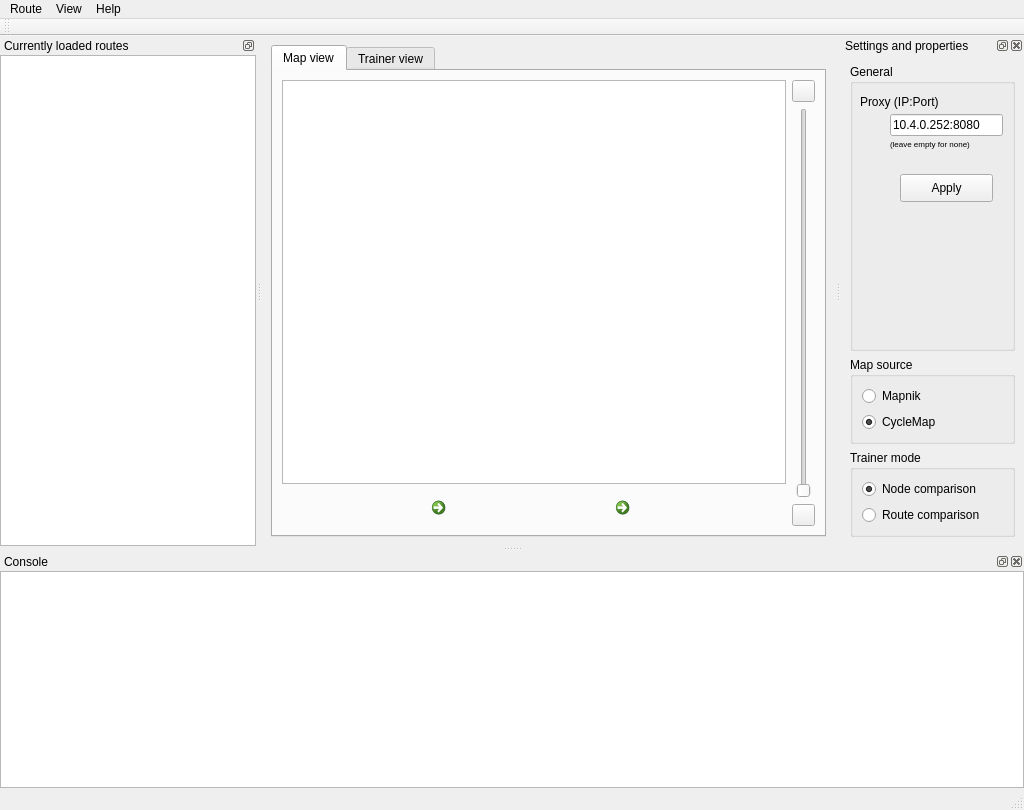
mueslo/TEA, file tea.ui: the form before one commit.
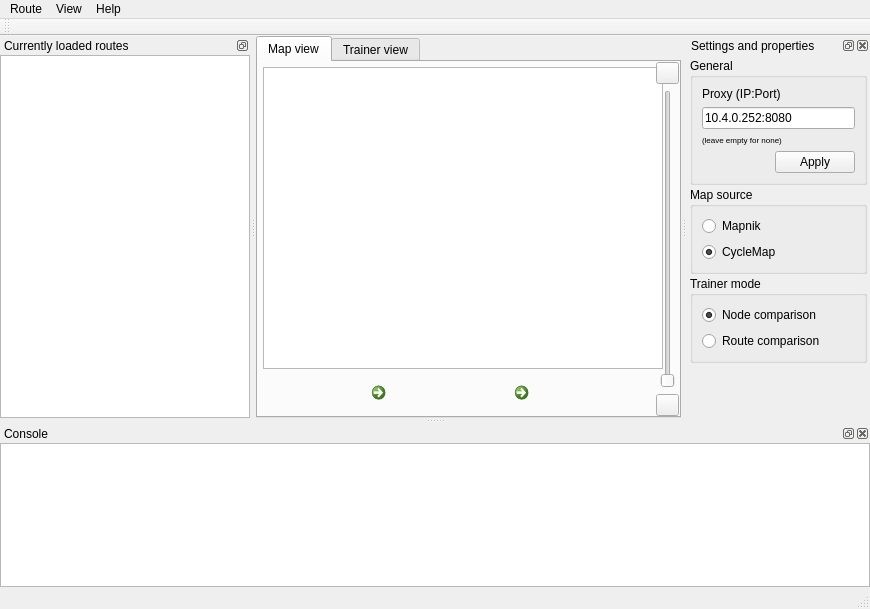
The form after the commit. Icons and pictures are not drawn. Custom widgets are drawn as their Qt base class.

Commit message: litte redesign

What changed in the file:
```diff
--- a/tea.ui
+++ b/tea.ui
@@ -6,10 +6,16 @@
    <rect>
     <x>0</x>
     <y>0</y>
-    <width>1024</width>
-    <height>810</height>
+    <width>870</width>
+    <height>609</height>
    </rect>
   </property>
+  <property name="sizePolicy">
+   <sizepolicy hsizetype="Preferred" vsizetype="Preferred">
+    <horstretch>0</horstretch>
+    <verstretch>0</verstretch>
+   </sizepolicy>
+  </property>
   <property name="windowTitle">
    <string>Tour Evaluation and Analysis</string>
   </property>
@@ -18,15 +24,33 @@
     <normaloff>:/icons/icons/32x32_0320/cup.png</normaloff>:/icons/icons/32x32_0320/cup.png</iconset>
   </property>
   <widget class="QWidget" name="centralwidget">
-   <layout class="QGridLayout" name="gridLayout_3">
-    <item row="0" column="0">
+   <property name="sizePolicy">
+    <sizepolicy hsizetype="Expanding" vsizetype="Expanding">
+     <horstretch>5</horstretch>
+     <verstretch>0</verstretch>
+    </sizepolicy>
+   </property>
+   <layout class="QHBoxLayout" name="horizontalLayout_5" stretch="0">
+    <property name="sizeConstraint">
+     <enum>QLayout::SetDefaultConstraint</enum>
+    </property>
+    <property name="margin">
+     <number>0</number>
+    </property>
+    <item>
      <widget class="QTabWidget" name="tabwCentre">
       <property name="sizePolicy">
-       <sizepolicy hsizetype="MinimumExpanding" vsizetype="MinimumExpanding">
-        <horstretch>0</horstretch>
-        <verstretch>0</verstretch>
+       <sizepolicy hsizetype="Expanding" vsizetype="Expanding">
+        <horstretch>5</horstretch>
+        <verstretch>10</verstretch>
        </sizepolicy>
       </property>
+      <property name="minimumSize">
+       <size>
+        <width>400</width>
+        <height>0</height>
+       </size>
+      </property>
       <property name="currentIndex">
        <number>0</number>
       </property>
@@ -38,7 +62,7 @@
       </property>
       <widget class="QWidget" name="tabMap">
        <property name="sizePolicy">
-        <sizepolicy hsizetype="MinimumExpanding" vsizetype="MinimumExpanding">
+        <sizepolicy hsizetype="Preferred" vsizetype="Preferred">
          <horstretch>0</horstretch>
          <verstretch>0</verstretch>
         </sizepolicy>
@@ -50,8 +74,114 @@
        <attribute name="title">
         <string>Map view</string>
        </attribute>
-       <layout class="QGridLayout" name="gridLayout_4">
-        <item row="0" column="1">
+       <layout class="QHBoxLayout" name="horizontalLayout_2">
+        <property name="margin">
+         <number>0</number>
+        </property>
+        <item>
+         <layout class="QVBoxLayout" name="verticalLayout">
+          <property name="margin">
+           <number>5</number>
+          </property>
+          <item>
+           <widget class="TEAView" name="graphicsView">
+            <property name="sizePolicy">
+             <sizepolicy hsizetype="MinimumExpanding" vsizetype="MinimumExpanding">
+              <horstretch>0</horstretch>
+              <verstretch>0</verstretch>
+             </sizepolicy>
+            </property>
+            <property name="minimumSize">
+             <size>
+              <width>400</width>
+              <height>300</height>
+             </size>
+            </property>
+            <property name="cursor" stdset="0">
+             <cursorShape>CrossCursor</cursorShape>
+            </property>
+            <property name="mouseTracking">
+             <bool>true</bool>
+            </property>
+            <property name="frameShape">
+             <enum>QFrame::StyledPanel</enum>
+            </property>
+            <property name="verticalScrollBarPolicy">
+             <enum>Qt::ScrollBarAlwaysOff</enum>
+            </property>
+            <property name="horizontalScrollBarPolicy">
+             <enum>Qt::ScrollBarAlwaysOff</enum>
+            </property>
+            <property name="renderHints">
+             <set>QPainter::Antialiasing|QPainter::HighQualityAntialiasing|QPainter::SmoothPixmapTransform|QPainter::TextAntialiasing</set>
+            </property>
+            <property name="dragMode">
+             <enum>QGraphicsView::ScrollHandDrag</enum>
+            </property>
+           </widget>
+          </item>
+          <item>
+           <layout class="QHBoxLayout" name="horizontalLayout">
+            <item>
+             <widget class="QCommandLinkButton" name="cbtnRotateCClockwise">
+              <property name="sizePolicy">
+               <sizepolicy hsizetype="Fixed" vsizetype="Fixed">
+                <horstretch>0</horstretch>
+                <verstretch>0</verstretch>
+               </sizepolicy>
+              </property>
+              <property name="maximumSize">
+               <size>
+                <width>36</width>
+                <height>36</height>
+               </size>
+              </property>
+              <property name="text">
+               <string/>
+              </property>
+              <property name="icon">
+               <iconset resource="icons.qrc">
+                <normaloff>:/icons/icons/32x32_0060/arrow_rotate_anticlockwise.png</normaloff>:/icons/icons/32x32_0060/arrow_rotate_anticlockwise.png</iconset>
+              </property>
+              <property name="checkable">
+               <bool>false</bool>
+              </property>
+              <property name="autoRepeat">
+               <bool>false</bool>
+              </property>
+             </widget>
+            </item>
+            <item>
+             <widget class="QCommandLinkButton" name="cbtnRotateClockwise">
+              <property name="sizePolicy">
+               <sizepolicy hsizetype="Fixed" vsizetype="Fixed">
+                <horstretch>0</horstretch>
+                <verstretch>0</verstretch>
+               </sizepolicy>
+              </property>
+              <property name="maximumSize">
+               <size>
+                <width>36</width>
+                <height>36</height>
+               </size>
+              </property>
+              <property name="cursor">
+               <cursorShape>ArrowCursor</cursorShape>
+              </property>
+              <property name="text">
+               <string/>
+              </property>
+              <property name="icon">
+               <iconset resource="icons.qrc">
+                <normaloff>:/icons/icons/32x32_0060/arrow_rotate_clockwise.png</normaloff>:/icons/icons/32x32_0060/arrow_rotate_clockwise.png</iconset>
+              </property>
+             </widget>
+            </item>
+           </layout>
+          </item>
+         </layout>
+        </item>
+        <item>
          <layout class="QVBoxLayout" name="layoutZoom">
           <item>
            <widget class="QPushButton" name="btnZoomIn">
@@ -141,113 +271,6 @@
           </item>
          </layout>
         </item>
-        <item row="0" column="0">
-         <layout class="QHBoxLayout" name="horizontalLayout_2">
-          <property name="sizeConstraint">
-           <enum>QLayout::SetNoConstraint</enum>
-          </property>
-          <item>
-           <layout class="QVBoxLayout" name="verticalLayout">
-            <item>
-             <widget class="TEAView" name="graphicsView">
-              <property name="sizePolicy">
-               <sizepolicy hsizetype="MinimumExpanding" vsizetype="MinimumExpanding">
-                <horstretch>0</horstretch>
-                <verstretch>0</verstretch>
-               </sizepolicy>
-              </property>
-              <property name="minimumSize">
-               <size>
-                <width>400</width>
-                <height>300</height>
-               </size>
-              </property>
-              <property name="cursor" stdset="0">
-               <cursorShape>CrossCursor</cursorShape>
-              </property>
-              <property name="mouseTracking">
-               <bool>true</bool>
-              </property>
-              <property name="frameShape">
-               <enum>QFrame::StyledPanel</enum>
-              </property>
-              <property name="verticalScrollBarPolicy">
-               <enum>Qt::ScrollBarAlwaysOff</enum>
-              </property>
-              <property name="horizontalScrollBarPolicy">
-               <enum>Qt::ScrollBarAlwaysOff</enum>
-              </property>
-              <property name="renderHints">
-               <set>QPainter::Antialiasing|QPainter::HighQualityAntialiasing|QPainter::SmoothPixmapTransform|QPainter::TextAntialiasing</set>
-              </property>
-              <property name="dragMode">
-               <enum>QGraphicsView::ScrollHandDrag</enum>
-              </property>
-             </widget>
-            </item>
-            <item>
-             <layout class="QHBoxLayout" name="horizontalLayout">
-              <item>
-               <widget class="QCommandLinkButton" name="cbtnRotateCClockwise">
-                <property name="sizePolicy">
-                 <sizepolicy hsizetype="Fixed" vsizetype="Fixed">
-                  <horstretch>0</horstretch>
-                  <verstretch>0</verstretch>
-                 </sizepolicy>
-                </property>
-                <property name="maximumSize">
-                 <size>
-                  <width>36</width>
-                  <height>36</height>
-                 </size>
-                </property>
-                <property name="text">
-                 <string/>
-                </property>
-                <property name="icon">
-                 <iconset resource="icons.qrc">
-                  <normaloff>:/icons/icons/32x32_0060/arrow_rotate_anticlockwise.png</normaloff>:/icons/icons/32x32_0060/arrow_rotate_anticlockwise.png</iconset>
-                </property>
-                <property name="checkable">
-                 <bool>false</bool>
-                </property>
-                <property name="autoRepeat">
-                 <bool>false</bool>
-                </property>
-               </widget>
-              </item>
-              <item>
-               <widget class="QCommandLinkButton" name="cbtnRotateClockwise">
-                <property name="sizePolicy">
-                 <sizepolicy hsizetype="Fixed" vsizetype="Fixed">
-                  <horstretch>0</horstretch>
-                  <verstretch>0</verstretch>
-                 </sizepolicy>
-                </property>
-                <property name="maximumSize">
-                 <size>
-                  <width>36</width>
-                  <height>36</height>
-                 </size>
-                </property>
-                <property name="cursor">
-                 <cursorShape>ArrowCursor</cursorShape>
-                </property>
-                <property name="text">
-                 <string/>
-                </property>
-                <property name="icon">
-                 <iconset resource="icons.qrc">
-                  <normaloff>:/icons/icons/32x32_0060/arrow_rotate_clockwise.png</normaloff>:/icons/icons/32x32_0060/arrow_rotate_clockwise.png</iconset>
-                </property>
-               </widget>
-              </item>
-             </layout>
-            </item>
-           </layout>
-          </item>
-         </layout>
-        </item>
        </layout>
       </widget>
       <widget class="QWidget" name="tabTrainer">
@@ -314,8 +337,8 @@
     <rect>
      <x>0</x>
      <y>0</y>
-     <width>1024</width>
-     <height>23</height>
+     <width>870</width>
+     <height>21</height>
     </rect>
    </property>
    <widget class="QMenu" name="menuRoute">
@@ -385,15 +408,15 @@
   </widget>
   <widget class="QDockWidget" name="dwBottom">
    <property name="sizePolicy">
-    <sizepolicy hsizetype="Fixed" vsizetype="Fixed">
+    <sizepolicy hsizetype="Preferred" vsizetype="Preferred">
      <horstretch>0</horstretch>
-     <verstretch>0</verstretch>
+     <verstretch>1</verstretch>
     </sizepolicy>
    </property>
    <property name="minimumSize">
     <size>
-     <width>406</width>
-     <height>236</height>
+     <width>0</width>
+     <height>0</height>
     </size>
    </property>
    <property name="windowIcon">
@@ -414,30 +437,33 @@
    </attribute>
    <widget class="QWidget" name="dockWidgetContents_18">
     <property name="sizePolicy">
-     <sizepolicy hsizetype="MinimumExpanding" vsizetype="MinimumExpanding">
+     <sizepolicy hsizetype="Preferred" vsizetype="Preferred">
       <horstretch>0</horstretch>
       <verstretch>0</verstretch>
      </sizepolicy>
     </property>
-    <layout class="QGridLayout" name="gridLayout">
-     <property name="margin">
-      <number>0</number>
-     </property>
+    <layout class="QHBoxLayout" name="horizontalLayout_6">
      <property name="spacing">
       <number>0</number>
      </property>
-     <item row="0" column="0">
+     <property name="sizeConstraint">
+      <enum>QLayout::SetDefaultConstraint</enum>
+     </property>
+     <property name="margin">
+      <number>0</number>
+     </property>
+     <item>
       <widget class="QTextEdit" name="textInformation">
        <property name="sizePolicy">
-        <sizepolicy hsizetype="MinimumExpanding" vsizetype="MinimumExpanding">
+        <sizepolicy hsizetype="Expanding" vsizetype="Expanding">
          <horstretch>0</horstretch>
          <verstretch>0</verstretch>
         </sizepolicy>
        </property>
        <property name="minimumSize">
         <size>
-         <width>384</width>
-         <height>128</height>
+         <width>0</width>
+         <height>0</height>
         </size>
        </property>
        <property name="sizeIncrement">
@@ -461,27 +487,33 @@
        <property name="midLineWidth">
         <number>0</number>
        </property>
+       <property name="readOnly">
+        <bool>true</bool>
+       </property>
       </widget>
      </item>
     </layout>
    </widget>
   </widget>
   <widget class="QDockWidget" name="dwActiveRoutes">
+   <property name="enabled">
+    <bool>true</bool>
+   </property>
    <property name="sizePolicy">
-    <sizepolicy hsizetype="Expanding" vsizetype="Preferred">
-     <horstretch>0</horstretch>
+    <sizepolicy hsizetype="Minimum" vsizetype="Expanding">
+     <horstretch>1</horstretch>
      <verstretch>0</verstretch>
     </sizepolicy>
    </property>
    <property name="minimumSize">
     <size>
-     <width>256</width>
-     <height>442</height>
+     <width>100</width>
+     <height>250</height>
     </size>
    </property>
    <property name="maximumSize">
     <size>
-     <width>300</width>
+     <width>250</width>
      <height>524287</height>
     </size>
    </property>
@@ -498,17 +530,17 @@
     <number>1</number>
    </attribute>
    <widget class="QWidget" name="dockWidgetContents_14">
-    <layout class="QGridLayout" name="gridLayout_2">
-     <property name="horizontalSpacing">
-      <number>0</number>
+    <layout class="QVBoxLayout" name="verticalLayout_8">
+     <property name="sizeConstraint">
+      <enum>QLayout::SetDefaultConstraint</enum>
      </property>
      <property name="margin">
       <number>0</number>
      </property>
-     <item row="0" column="0">
+     <item>
       <widget class="QListWidget" name="listWidget">
        <property name="sizePolicy">
-        <sizepolicy hsizetype="MinimumExpanding" vsizetype="MinimumExpanding">
+        <sizepolicy hsizetype="Preferred" vsizetype="Preferred">
          <horstretch>0</horstretch>
          <verstretch>0</verstretch>
         </sizepolicy>
@@ -534,16 +566,25 @@
        <property name="wordWrap">
         <bool>true</bool>
        </property>
+       <property name="sortingEnabled">
+        <bool>false</bool>
+       </property>
       </widget>
      </item>
     </layout>
    </widget>
   </widget>
   <widget class="QDockWidget" name="dwSettingsControls">
+   <property name="sizePolicy">
+    <sizepolicy hsizetype="Minimum" vsizetype="Expanding">
+     <horstretch>1</horstretch>
+     <verstretch>0</verstretch>
+    </sizepolicy>
+   </property>
    <property name="minimumSize">
     <size>
      <width>183</width>
-     <height>259</height>
+     <height>327</height>
     </size>
    </property>
    <property name="windowIcon">
@@ -561,6 +602,12 @@
    </attribute>
    <widget class="QWidget" name="dockWidgetContents">
     <layout class="QVBoxLayout" name="verticalLayout_2">
+     <property name="spacing">
+      <number>2</number>
+     </property>
+     <property name="margin">
+      <number>3</number>
+     </property>
      <item>
       <widget class="QGroupBox" name="grpbGeneralSettings">
        <property name="sizePolicy">
@@ -572,63 +619,62 @@
        <property name="title">
         <string>General</string>
        </property>
-       <widget class="QLineEdit" name="edtProxy">
-        <property name="geometry">
-         <rect>
-          <x>40</x>
-          <y>50</y>
-          <width>113</width>
-          <height>22</height>
-         </rect>
-        </property>
-        <property name="text">
-         <string>10.4.0.252:8080</string>
-        </property>
-       </widget>
-       <widget class="QPushButton" name="btnGeneralSettings">
-        <property name="geometry">
-         <rect>
-          <x>50</x>
-          <y>110</y>
-          <width>93</width>
-          <height>28</height>
-         </rect>
-        </property>
-        <property name="text">
-         <string>Apply</string>
-        </property>
-       </widget>
-       <widget class="QLabel" name="label">
-        <property name="geometry">
-         <rect>
-          <x>10</x>
-          <y>30</y>
-          <width>141</width>
-          <height>16</height>
-         </rect>
-        </property>
-        <property name="text">
-         <string>Proxy (IP:Port)</string>
-        </property>
-       </widget>
-       <widget class="QLabel" name="label_2">
-        <property name="geometry">
-         <rect>
-          <x>40</x>
-          <y>70</y>
-          <width>111</width>
-          <height>20</height>
-         </rect>
-        </property>
-        <property name="font">
-         <font>
-          <pointsize>6</pointsize>
-         </font>
-        </property>
-        <property name="text">
-         <string>(leave empty for none)</string>
-        </property>
-       </widget>
+       <layout class="QGridLayout" name="gridLayout_7">
+        <item row="0" column="0">
+         <layout class="QVBoxLayout" name="verticalLayout_3">
+          <item>
+           <widget class="QLabel" name="label">
+            <property name="text">
+             <string>Proxy (IP:Port)</string>
+            </property>
+           </widget>
+          </item>
+          <item>
+           <widget class="QLineEdit" name="edtProxy">
+            <property name="text">
+             <string>10.4.0.252:8080</string>
+            </property>
+           </widget>
+          </item>
+          <item>
+           <widget class="QLabel" name="label_2">
+            <property name="font">
+             <font>
+              <pointsize>6</pointsize>
+             </font>
+            </property>
+            <property name="text">
+             <string>(leave empty for none)</string>
+            </property>
+           </widget>
+          </item>
+          <item>
+           <layout class="QHBoxLayout" name="horizontalLayout_4">
+            <item>
+             <spacer name="horizontalSpacer_2">
+              <property name="orientation">
+               <enum>Qt::Horizontal</enum>
+              </property>
+              <property name="sizeHint" stdset="0">
+               <size>
+                <width>40</width>
+                <height>20</height>
+               </size>
+              </property>
+             </spacer>
+            </item>
+            <item>
+             <widget class="QPushButton" name="btnGeneralSettings">
+              <property name="text">
+               <string>Apply</string>
+              </property>
+             </widget>
+            </item>
+           </layout>
+          </item>
+         </layout>
+        </item>
+       </layout>
       </widget>
      </item>
      <item>
@@ -636,8 +682,8 @@
        <property name="title">
         <string>Map source</string>
        </property>
-       <layout class="QFormLayout" name="formLayout">
-        <item row="0" column="0">
+       <layout class="QVBoxLayout" name="verticalLayout_6">
+        <item>
          <widget class="QRadioButton" name="rbMapnik">
           <property name="text">
            <string>Mapnik</string>
@@ -650,7 +696,7 @@
           </attribute>
          </widget>
         </item>
-        <item row="1" column="0">
+        <item>
          <widget class="QRadioButton" name="rbCycleMap">
           <property name="text">
            <string>CycleMap</string>
@@ -671,8 +717,8 @@
        <property name="title">
         <string>Trainer mode</string>
        </property>
-       <layout class="QFormLayout" name="formLayout_2">
-        <item row="0" column="0">
+       <layout class="QVBoxLayout" name="verticalLayout_7">
+        <item>
          <widget class="QRadioButton" name="rbNode">
           <property name="text">
            <string>Node comparison</string>
@@ -685,7 +731,7 @@
           </attribute>
          </widget>
         </item>
-        <item row="1" column="0">
+        <item>
          <widget class="QRadioButton" name="rbRoute">
           <property name="text">
            <string>Route comparison</string>
@@ -701,6 +747,19 @@
        </layout>
       </widget>
      </item>
+     <item>
+      <spacer name="verticalSpacer">
+       <property name="orientation">
+        <enum>Qt::Vertical</enum>
+       </property>
+       <property name="sizeHint" stdset="0">
+        <size>
+         <width>20</width>
+         <height>40</height>
+        </size>
+       </property>
+      </spacer>
+     </item>
     </layout>
    </widget>
   </widget>
```
Left out of the diff: 3 changed lines with no effect on the pictures.
